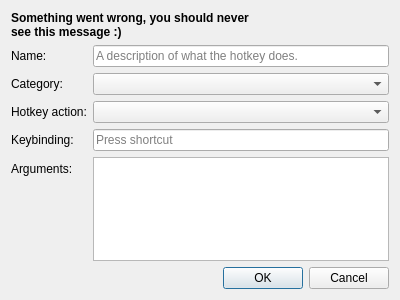
Before: the Qt Designer form src/widgets/dialogs/EditHotkeyDialog.ui in Chatterino/chatterino2, drawn with Qt 5.
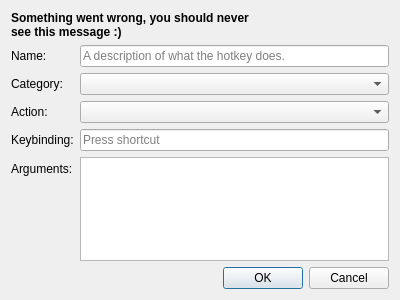
After: the same form once the commit is applied.

Commit message: Rename 'Hotkey action:' to 'Action:' in add/edit dialog

The edit to the form file:
```diff
--- a/src/widgets/dialogs/EditHotkeyDialog.ui
+++ b/src/widgets/dialogs/EditHotkeyDialog.ui
@@ -73,7 +73,7 @@
      <item row="2" column="0">
       <widget class="QLabel" name="actionLabel">
        <property name="text">
-        <string>Hotkey action:</string>
+        <string>Action:</string>
        </property>
        <property name="buddy">
         <cstring>actionPicker</cstring>
```
The commit also changes 1 other file.
